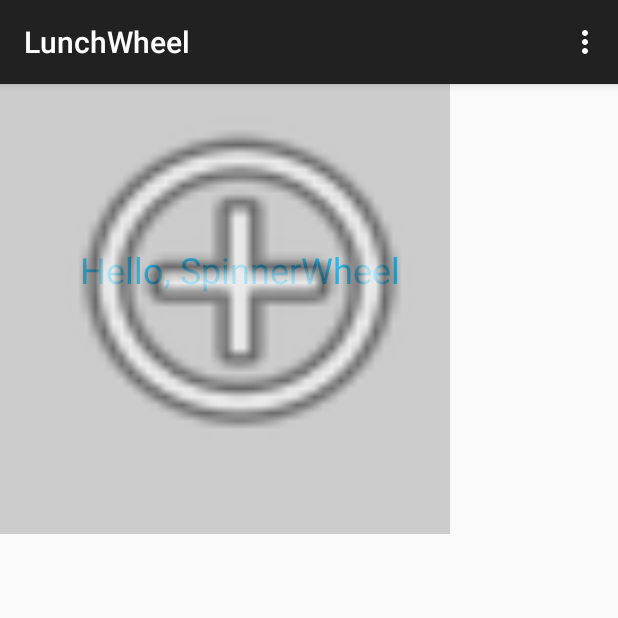
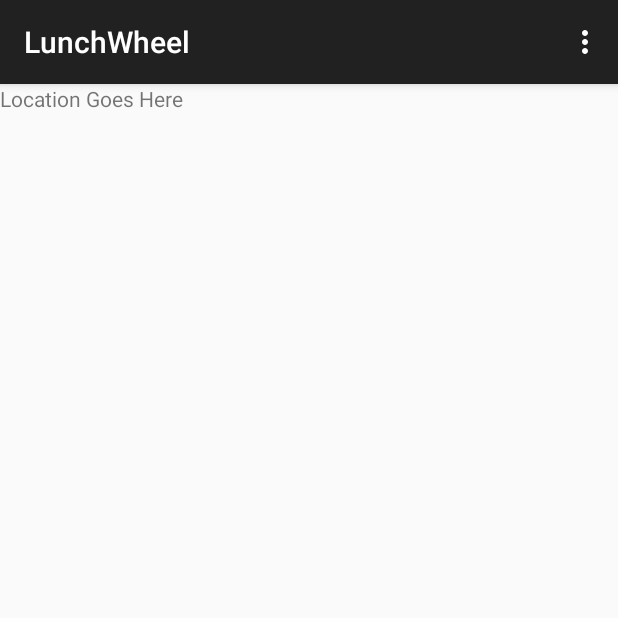
Before and after one commit to pmonkelban/Capstone-Project, an Android app: the screen it shows after launch (MainActivity), on a phone screen of 412 x 824 dp, the top half of it. Run offline under Robolectric (Android 15) with nearby library versions, the phone set to English and light mode, and no system bars.

Commit message:
Receiving Location Data

```diff
--- a/app/build.gradle
+++ b/app/build.gradle
@@ -23,4 +23,5 @@ android {
 dependencies {
     compile fileTree(dir: 'libs', include: ['*.jar'])
     compile 'com.android.support:appcompat-v7:23.0.1'
+    compile 'com.google.android.gms:play-services:7+'
 }
--- a/app/src/main/java/com/example/pmm/android/udacity/lunchwheel/MainActivity.java
+++ b/app/src/main/java/com/example/pmm/android/udacity/lunchwheel/MainActivity.java
@@ -1,16 +1,55 @@
 package com.example.pmm.android.udacity.lunchwheel;
 
+import android.location.Location;
 import android.support.v7.app.AppCompatActivity;
 import android.os.Bundle;
+import android.util.Log;
 import android.view.Menu;
 import android.view.MenuItem;
+import android.widget.TextView;
 
-public class MainActivity extends AppCompatActivity {
+import com.google.android.gms.common.ConnectionResult;
+import com.google.android.gms.common.api.GoogleApiClient;
+import com.google.android.gms.location.LocationListener;
+import com.google.android.gms.location.LocationRequest;
+import com.google.android.gms.location.LocationServices;
+
+public class MainActivity extends AppCompatActivity implements
+        GoogleApiClient.ConnectionCallbacks,
+        GoogleApiClient.OnConnectionFailedListener,
+        LocationListener {
+
+    private static final String TAG = MainActivity.class.getSimpleName();
+    public static final int LOCATION_UPDATE_INTERVAL = 1000;  // in milliseconds
+
+    private TextView mOutputTextView;
+    private GoogleApiClient mGoogleApiClient;
+    private LocationRequest mLocationRequest;
 
     @Override
     protected void onCreate(Bundle savedInstanceState) {
         super.onCreate(savedInstanceState);
         setContentView(R.layout.activity_main);
+
+        mGoogleApiClient = new GoogleApiClient.Builder(this)
+                .addApi(LocationServices.API)
+                .addConnectionCallbacks(this)
+                .addOnConnectionFailedListener(this)
+                .build();
+
+        mOutputTextView = (TextView) findViewById(R.id.txtOutput);
+    }
+
+    @Override
+    protected void onStart()  {
+        super.onStart();
+        mGoogleApiClient.connect();
+    }
+
+    @Override
+    protected void onStop()  {
+        mGoogleApiClient.disconnect();
+        super.onStop();
     }
 
     @Override
@@ -34,4 +73,45 @@ public class MainActivity extends AppCompatActivity {
 
         return super.onOptionsItemSelected(item);
     }
+
+    @Override
+    public void onConnected(Bundle bundle) {
+        Log.i(TAG, "onConnected() called");
+
+        mLocationRequest = LocationRequest.create();
+        mLocationRequest.setPriority(LocationRequest.PRIORITY_HIGH_ACCURACY);
+        mLocationRequest.setInterval(LOCATION_UPDATE_INTERVAL);
+
+        LocationServices.FusedLocationApi.requestLocationUpdates(
+                mGoogleApiClient, mLocationRequest, this);
+
+    }
+
+    @Override
+    public void onConnectionSuspended(int i) {
+        Log.i(TAG, "onConnectionSuspended() called");
+
+    }
+
+    @Override
+    public void onLocationChanged(Location location) {
+
+        String latLon = "";
+
+        if (location != null)  {
+            latLon = "Lat:" + location.getLatitude() + " Lon:" + location.getLongitude();
+        }
+
+        Log.d(TAG, "onLocationChanged() called. " + latLon);
+
+        mOutputTextView.setText(latLon);
+
+    }
+
+    @Override
+    public void onConnectionFailed(ConnectionResult connectionResult) {
+
+        Log.e(TAG, "onConnectionFailed() called");
+
+    }
 }
--- a/app/src/main/res/layout/activity_main.xml
+++ b/app/src/main/res/layout/activity_main.xml
@@ -2,10 +2,16 @@
     xmlns:app="http://schemas.android.com/apk/res-auto"
     android:layout_width="match_parent" android:layout_height="match_parent">
 
-    <com.example.pmm.android.udacity.lunchwheel.ui.SpinnerWheel android:background="#ccc"
-        android:layout_width="300dp" android:layout_height="300dp" android:paddingLeft="20dp"
-        android:paddingBottom="40dp" app:exampleDimension="24sp" app:exampleColor="#33b5e5"
-        app:exampleString="Hello, SpinnerWheel"
-        app:exampleDrawable="@android:drawable/ic_menu_add" />
+    <!--<com.example.pmm.android.udacity.lunchwheel.ui.SpinnerWheel android:background="#ccc"-->
+        <!--android:layout_width="300dp" android:layout_height="300dp" android:paddingLeft="20dp"-->
+        <!--android:paddingBottom="40dp" app:exampleDimension="24sp" app:exampleColor="#33b5e5"-->
+        <!--app:exampleString="Hello, SpinnerWheel"-->
+        <!--app:exampleDrawable="@android:drawable/ic_menu_add" />-->
+
+    <TextView android:id="@+id/txtOutput"
+        android:text="Location Goes Here"
+        android:layout_width="wrap_content"
+        android:layout_height="wrap_content" />
+
 
 </FrameLayout>
```
Also changed, not shown: app/src/main/AndroidManifest.xml (+7 -0 lines), 3 other files.
